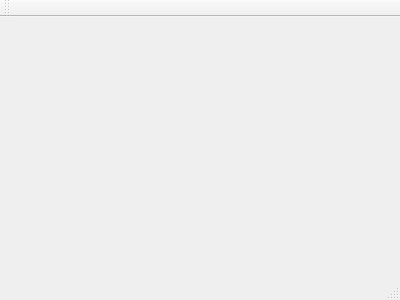
Qt form AKMO/mainwindow.ui (dlsingle/AKMO) before a commit.
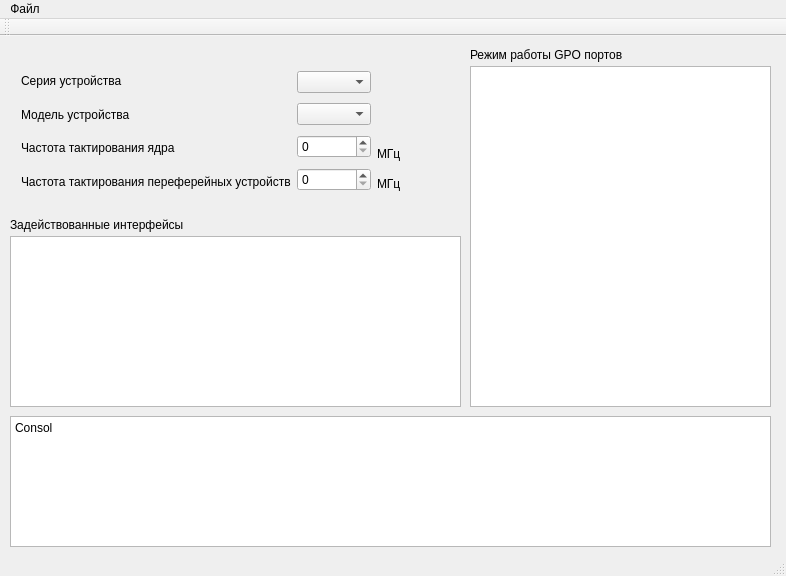
The same form after that commit.

Commit message: Скелет

```diff
--- a/AKMO/mainwindow.ui
+++ b/AKMO/mainwindow.ui
@@ -1,24 +1,213 @@
 <ui version="4.0">
  <class>MainWindow</class>
- <widget class="QMainWindow" name="MainWindow" >
-  <property name="geometry" >
+ <widget class="QMainWindow" name="MainWindow">
+  <property name="geometry">
    <rect>
     <x>0</x>
     <y>0</y>
-    <width>400</width>
-    <height>300</height>
+    <width>786</width>
+    <height>576</height>
    </rect>
   </property>
   <property name="windowTitle" >
    <string>MainWindow</string>
   </property>
-  <widget class="QMenuBar" name="menuBar" />
-  <widget class="QToolBar" name="mainToolBar" />
-  <widget class="QWidget" name="centralWidget" />
-  <widget class="QStatusBar" name="statusBar" />
+  <widget class="QWidget" name="centralWidget">
+   <widget class="QLabel" name="label_5">
+    <property name="geometry">
+     <rect>
+      <x>470</x>
+      <y>10</y>
+      <width>181</width>
+      <height>18</height>
+     </rect>
+    </property>
+    <property name="text">
+     <string>Режим работы GPO портов </string>
+    </property>
+   </widget>
+   <widget class="QWidget" name="horizontalLayoutWidget">
+    <property name="geometry">
+     <rect>
+      <x>10</x>
+      <y>20</y>
+      <width>451</width>
+      <height>150</height>
+     </rect>
+    </property>
+    <layout class="QHBoxLayout" name="horizontalLayout">
+     <item>
+      <layout class="QVBoxLayout" name="verticalLayout">
+       <item>
+        <widget class="QLabel" name="label">
+         <property name="text">
+          <string>Серия устройства</string>
+         </property>
+        </widget>
+       </item>
+       <item>
+        <widget class="QLabel" name="label_2">
+         <property name="text">
+          <string>Модель устройства</string>
+         </property>
+        </widget>
+       </item>
+       <item>
+        <widget class="QLabel" name="label_3">
+         <property name="text">
+          <string>Частота тактирования ядра</string>
+         </property>
+        </widget>
+       </item>
+       <item>
+        <widget class="QLabel" name="label_4">
+         <property name="text">
+          <string>Частота тактирования переферейных устройств</string>
+         </property>
+        </widget>
+       </item>
+      </layout>
+     </item>
+     <item>
+      <layout class="QVBoxLayout" name="verticalLayout_3">
+       <item>
+        <widget class="QComboBox" name="comboBox"/>
+       </item>
+       <item>
+        <widget class="QComboBox" name="comboBox_2"/>
+       </item>
+       <item>
+        <widget class="QSpinBox" name="spinBox"/>
+       </item>
+       <item>
+        <widget class="QSpinBox" name="spinBox_2"/>
+       </item>
+      </layout>
+     </item>
+     <item>
+      <layout class="QVBoxLayout" name="verticalLayout_2">
+       <item>
+        <spacer name="verticalSpacer">
+         <property name="orientation">
+          <enum>Qt::Vertical</enum>
+         </property>
+         <property name="sizeType">
+          <enum>QSizePolicy::Fixed</enum>
+         </property>
+         <property name="sizeHint" stdset="0">
+          <size>
+           <width>47</width>
+           <height>75</height>
+          </size>
+         </property>
+        </spacer>
+       </item>
+       <item>
+        <widget class="QLabel" name="label_6">
+         <property name="text">
+          <string>МГц</string>
+         </property>
+        </widget>
+       </item>
+       <item>
+        <widget class="QLabel" name="label_7">
+         <property name="text">
+          <string>МГц</string>
+         </property>
+        </widget>
+       </item>
+      </layout>
+     </item>
+    </layout>
+   </widget>
+   <widget class="QLabel" name="label_8">
+    <property name="geometry">
+     <rect>
+      <x>10</x>
+      <y>180</y>
+      <width>191</width>
+      <height>18</height>
+     </rect>
+    </property>
+    <property name="text">
+     <string>Задействованные интерфейсы</string>
+    </property>
+   </widget>
+   <widget class="QTableWidget" name="tableWidget">
+    <property name="geometry">
+     <rect>
+      <x>470</x>
+      <y>30</y>
+      <width>301</width>
+      <height>341</height>
+     </rect>
+    </property>
+   </widget>
+   <widget class="QPlainTextEdit" name="plainTextEdit">
+    <property name="geometry">
+     <rect>
+      <x>10</x>
+      <y>380</y>
+      <width>761</width>
+      <height>131</height>
+     </rect>
+    </property>
+    <property name="plainText">
+     <string>Consol</string>
+    </property>
+   </widget>
+   <widget class="QTableWidget" name="tableWidget_2">
+    <property name="geometry">
+     <rect>
+      <x>10</x>
+      <y>200</y>
+      <width>451</width>
+      <height>171</height>
+     </rect>
+    </property>
+   </widget>
+  </widget>
+  <widget class="QMenuBar" name="menuBar">
+   <property name="geometry">
+    <rect>
+     <x>0</x>
+     <y>0</y>
+     <width>786</width>
+     <height>30</height>
+    </rect>
+   </property>
+   <widget class="QMenu" name="menu">
+    <property name="title">
+     <string>Файл</string>
+    </property>
+    <addaction name="separator"/>
+    <addaction name="action_3"/>
+    <addaction name="separator"/>
+    <addaction name="action_5"/>
+   </widget>
+   <addaction name="menu"/>
+  </widget>
+  <widget class="QToolBar" name="mainToolBar">
+   <attribute name="toolBarArea">
+    <enum>TopToolBarArea</enum>
+   </attribute>
+   <attribute name="toolBarBreak">
+    <bool>false</bool>
+   </attribute>
+  </widget>
+  <widget class="QStatusBar" name="statusBar"/>
+  <action name="action_3">
+   <property name="text">
+    <string>Сохранить</string>
+   </property>
+  </action>
+  <action name="action_5">
+   <property name="text">
+    <string>Загрузить</string>
+   </property>
+  </action>
  </widget>
- <layoutDefault spacing="6" margin="11" />
- <pixmapfunction></pixmapfunction>
+ <layoutdefault spacing="6" margin="11"/>
  <resources/>
  <connections/>
 </ui>
```
Left out of the diff: 3 changed lines with no effect on the pictures. The commit also changes 1 other file.
